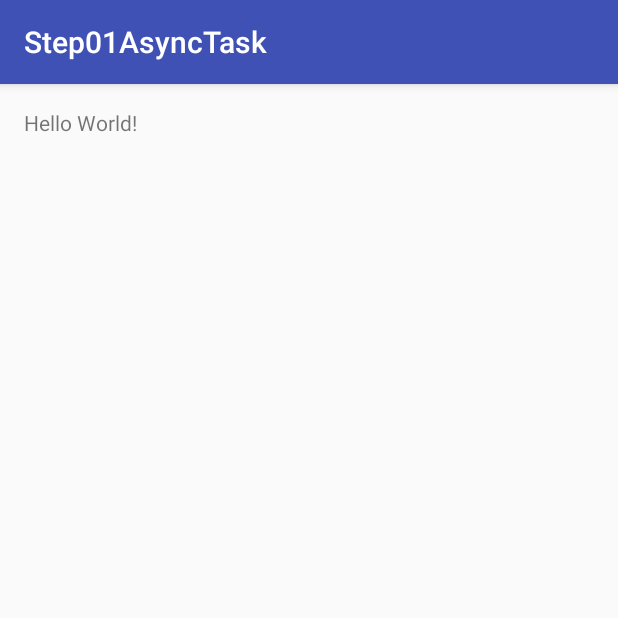
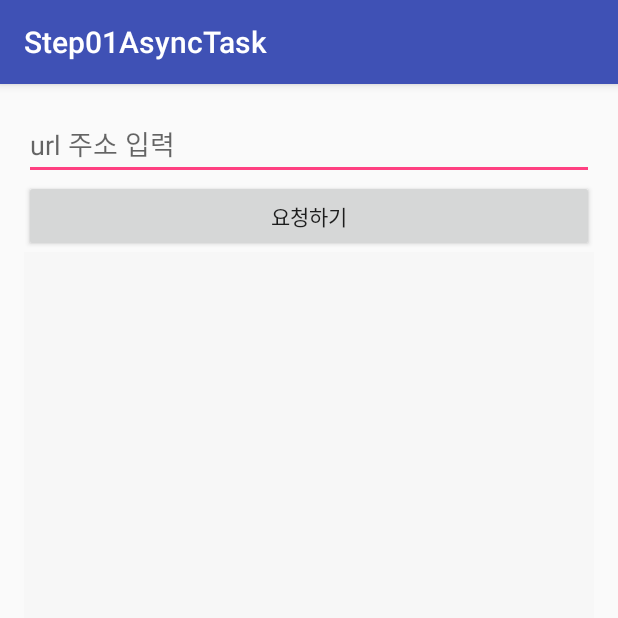
Before and after one commit to aoiringo04/Chapter03, an Android app: the screen it shows after launch (MainActivity), on a phone screen of 412 x 824 dp, the top half of it. Run offline under Robolectric (Android 15) with nearby library versions, the phone set to English and light mode, and no system bars.

Commit message:
Step01 AsyncTask
완성

```diff
--- a/step01asynctask/src/main/res/layout/activity_main.xml
+++ b/step01asynctask/src/main/res/layout/activity_main.xml
@@ -1,13 +1,28 @@
 <?xml version="1.0" encoding="utf-8"?>
-<RelativeLayout xmlns:android="http://schemas.android.com/apk/res/android"
+<LinearLayout xmlns:android="http://schemas.android.com/apk/res/android"
     xmlns:tools="http://schemas.android.com/tools" android:id="@+id/activity_main"
     android:layout_width="match_parent" android:layout_height="match_parent"
     android:paddingBottom="@dimen/activity_vertical_margin"
     android:paddingLeft="@dimen/activity_horizontal_margin"
     android:paddingRight="@dimen/activity_horizontal_margin"
     android:paddingTop="@dimen/activity_vertical_margin"
+    android:orientation="vertical"
     tools:context="com.bom.step01asynctask.MainActivity">
-
-    <TextView android:layout_width="wrap_content" android:layout_height="wrap_content"
-        android:text="Hello World!" />
-</RelativeLayout>
+    <EditText
+        android:layout_width="match_parent"
+        android:layout_height="wrap_content"
+        android:id="@+id/inputUrl"
+        android:hint="url 주소 입력"/>
+    <Button
+        android:layout_width="match_parent"
+        android:layout_height="wrap_content"
+        android:id="@+id/requestBtn"
+        android:text="요청하기"/>
+    <EditText
+        android:layout_width="match_parent"
+        android:layout_height="match_parent"
+        android:focusable="false"
+        android:id="@+id/console"
+        android:gravity="left|top"
+        android:background="#f7f7f7"/>
+</LinearLayout>
```
Also changed, not shown: step01asynctask/src/main/java/com/bom/step01asynctask/MainActivity.java (+70 -1 lines).
